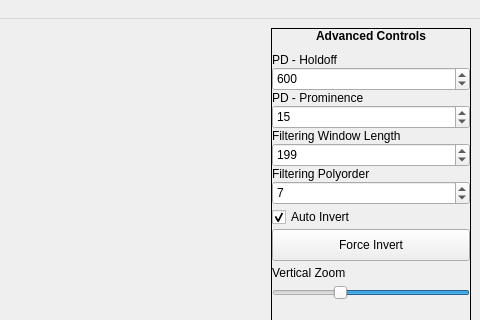
Above: ecg_viewer_window.ui from HTM-Workshop/ECG-Viewer before the change; both pictures show x 367 to 847 and y 0 to 320 of the 847 by 625 pixel window. Below: the same form after it.
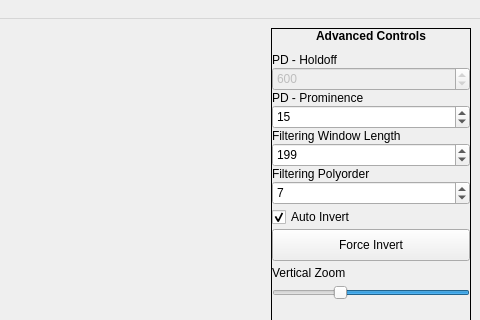
That is the form after the change. Icons and pictures are not drawn. Custom widgets are drawn as their Qt base class.

Patch:
```diff
--- a/ecg_viewer_window.ui
+++ b/ecg_viewer_window.ui
@@ -422,6 +422,9 @@
          </item>
          <item>
           <widget class="QSpinBox" name="holdoff_box">
+           <property name="enabled">
+            <bool>false</bool>
+           </property>
            <property name="minimumSize">
             <size>
              <width>172</width>
```
Left out of the diff: 12 changed lines with no effect on the pictures.
